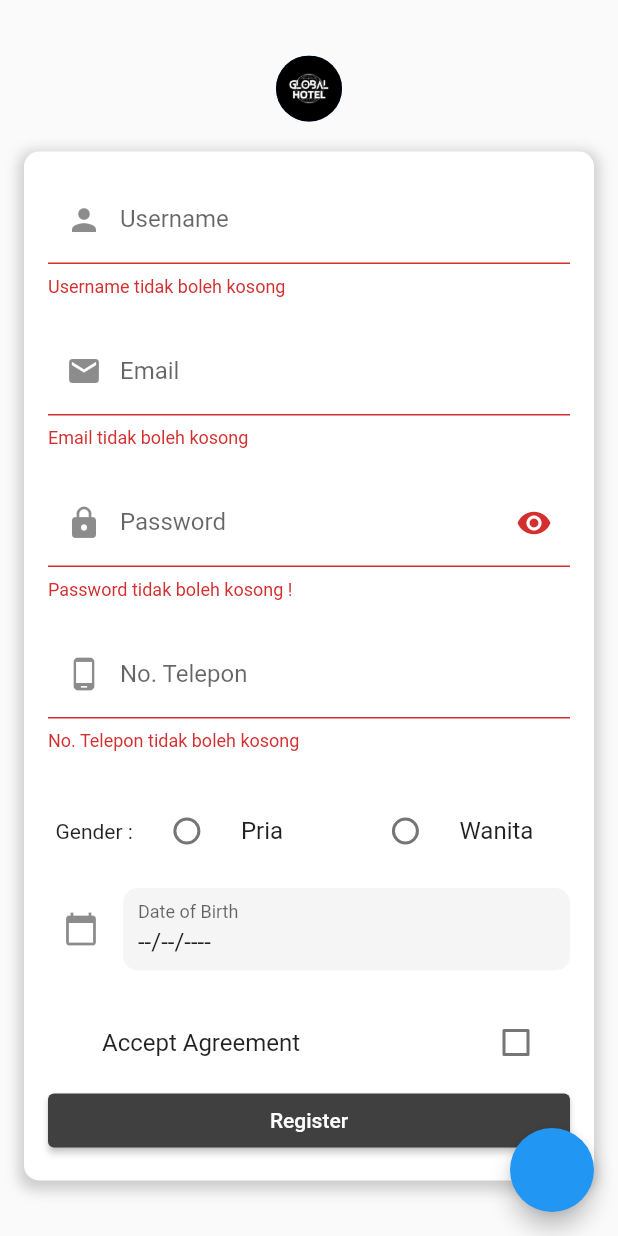
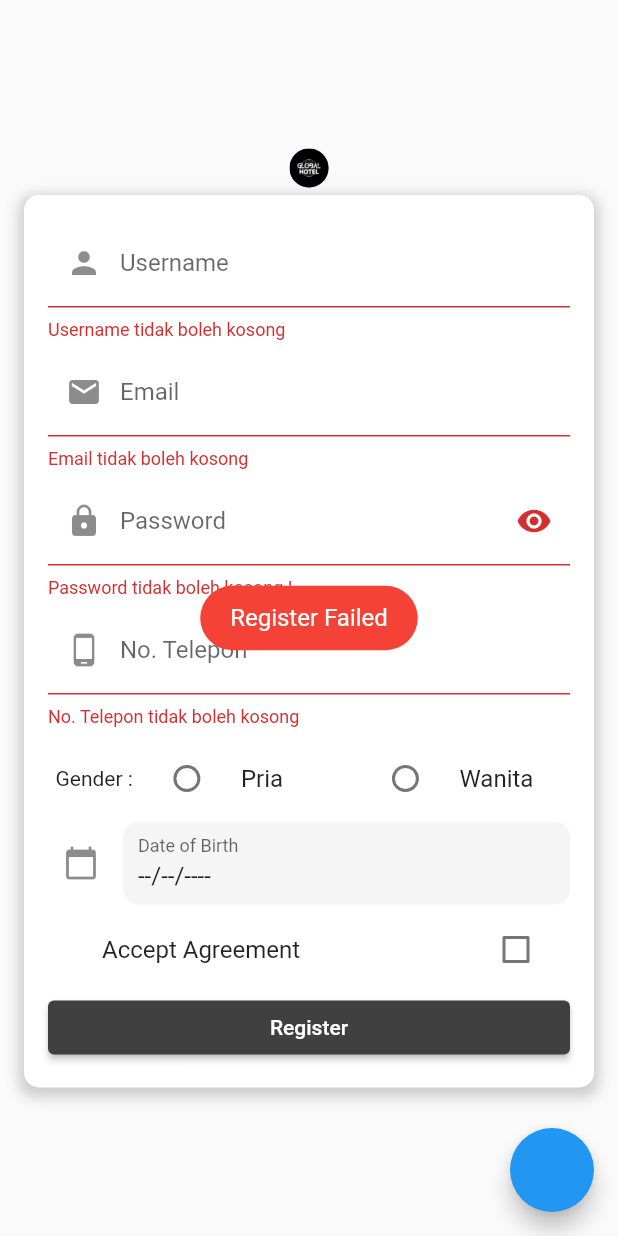
Before and after one commit to elluy-gabriel-p/global_hotel_mobile, a Flutter app: the RegisterView screen opened directly, after a tap on "Register", on a phone screen of 412 x 824 dp. Run offline on Flutter 3.47's test engine with Material 2 defaults, Android fonts, the phone set to English and light mode, and no system bars; our stand-ins replace fluttertoast, shared_preferences; accounts and stored records are empty.

Commit message:
register & login

```diff
--- a/lib/View/login.dart
+++ b/lib/View/login.dart
@@ -1,6 +1,7 @@
 import 'package:flutter/material.dart';
 import 'package:ugdlayout2/View/register.dart';
 import 'package:ugdlayout2/View/home.dart';
+import 'package:fluttertoast/fluttertoast.dart';
 import 'package:ugdlayout2/component/form_component.dart';
 import 'package:ugdlayout2/theme_model.dart';
 import 'package:provider/provider.dart';
@@ -126,7 +127,23 @@ class _LoginViewState extends State<LoginView> {
                                       builder: (_) => const HomeView(),
                                     ),
                                   );
+                                  Fluttertoast.showToast(
+                                      msg: "Login Success",
+                                      toastLength: Toast.LENGTH_SHORT,
+                                      gravity: ToastGravity.CENTER,
+                                      timeInSecForIosWeb: 1,
+                                      backgroundColor: Colors.lightGreenAccent,
+                                      textColor: Colors.white,
+                                      fontSize: 16.0);
                                 } else {
+                                  Fluttertoast.showToast(
+                                      msg: "Login Failed",
+                                      toastLength: Toast.LENGTH_SHORT,
+                                      gravity: ToastGravity.CENTER,
+                                      timeInSecForIosWeb: 1,
+                                      backgroundColor: Colors.red,
+                                      textColor: Colors.white,
+                                      fontSize: 16.0);
                                   showDialog(
                                     context: context,
                                     builder: (_) => AlertDialog(
--- a/lib/View/register.dart
+++ b/lib/View/register.dart
@@ -1,5 +1,6 @@
 import 'package:flutter/material.dart';
 import 'package:flutter/rendering.dart';
+import 'package:fluttertoast/fluttertoast.dart';
 import 'package:intl/intl.dart';
 import 'package:ugdlayout2/component/passForm.dart';
 import 'package:ugdlayout2/view/login.dart';
@@ -86,14 +87,15 @@ class _RegisterViewState extends State<RegisterView> {
                   mainAxisAlignment: MainAxisAlignment.center,
                   children: [
                     CircleAvatar(
-                      radius: 22,
+                      radius: 13,
                       backgroundImage: AssetImage('image/globalHotelLogo.png'),
                     ),
-                    SizedBox(height: 20),
+                    SizedBox(height: 5),
                     Container(
                       padding: EdgeInsets.all(16.0),
                       decoration: BoxDecoration(
-                        color: themeNotifier.isDark ? Colors.black : Colors.white,
+                        color:
+                            themeNotifier.isDark ? Colors.black : Colors.white,
                         borderRadius: BorderRadius.circular(10.0),
                         boxShadow: [
                           BoxShadow(
@@ -125,7 +127,7 @@ class _RegisterViewState extends State<RegisterView> {
                             },
                           ),
 
-                          SizedBox(height: 20),
+                          SizedBox(height: 5),
 
                           TextFormField(
                             controller: emailController,
@@ -144,7 +146,7 @@ class _RegisterViewState extends State<RegisterView> {
                             },
                           ),
 
-                          SizedBox(height: 20),
+                          SizedBox(height: 5),
 
                           TextFormField(
                             controller: passwordController,
@@ -176,10 +178,11 @@ class _RegisterViewState extends State<RegisterView> {
                             },
                           ),
 
-                          SizedBox(height: 20),
+                          SizedBox(height: 5),
 
                           TextFormField(
                             controller: notelpController,
+                            keyboardType: TextInputType.number,
                             decoration: InputDecoration(
                               labelText: "No. Telepon",
                               prefixIcon: Icon(Icons.phone_android),
@@ -188,14 +191,17 @@ class _RegisterViewState extends State<RegisterView> {
                               if (value == null || value.isEmpty) {
                                 return "No. Telepon tidak boleh kosong";
                               }
+                              if (value.length > 20) {
+                                return "Panjang no telepon tidak boleh lebih dari 20";
+                              }
                               return null;
                             },
                           ),
 
-                          SizedBox(height: 20),
+                          SizedBox(height: 5),
                           //select sex
                           Padding(
-                            padding: const EdgeInsets.only(left: 5, top: 5),
+                            padding: const EdgeInsets.only(left: 5, top: 1),
                             child: Row(
                               children: [
                                 Text('Gender :'),
@@ -227,7 +233,7 @@ class _RegisterViewState extends State<RegisterView> {
                             ),
                           ),
                           Padding(
-                            padding: const EdgeInsets.only(left: 10, top: 10),
+                            padding: const EdgeInsets.only(left: 10, top: 1),
                             child: SizedBox(
                               width: 350,
                               child: TextField(
@@ -270,7 +276,7 @@ class _RegisterViewState extends State<RegisterView> {
                           ),
                           //user agreement
                           Padding(
-                            padding: const EdgeInsets.only(left: 20, top: 20),
+                            padding: const EdgeInsets.only(left: 20, top: 2),
                             child: Column(
                               children: [
                                 CheckboxListTile(
@@ -291,13 +297,24 @@ class _RegisterViewState extends State<RegisterView> {
                                   if (agreement == true) {
                                     bool registrationSuccessful = true;
                                     Map<String, dynamic> FormData = {};
-                                    FormData['username'] =  usernameController.text;
-                                    FormData['password'] = passwordController.text;
+                                    FormData['username'] =
+                                        usernameController.text;
+                                    FormData['password'] =
+                                        passwordController.text;
                                     FormData['email'] = emailController.text;
                                     FormData['notelp'] = notelpController.text;
                                     if (registrationSuccessful) {
                                       _showAlertDialog('Success',
                                           'Registrasi berhasil!', FormData);
+                                      Fluttertoast.showToast(
+                                          msg: "Register Success",
+                                          toastLength: Toast.LENGTH_SHORT,
+                                          gravity: ToastGravity.CENTER,
+                                          timeInSecForIosWeb: 1,
+                                          backgroundColor:
+                                              Colors.lightGreenAccent,
+                                          textColor: Colors.white,
+                                          fontSize: 16.0);
                                     }
                                     Navigator.push(
                                         context,
@@ -312,6 +329,15 @@ class _RegisterViewState extends State<RegisterView> {
                                         'Please check the user agreement',
                                         FormData);
                                   }
+                                } else {
+                                  Fluttertoast.showToast(
+                                      msg: "Register Failed",
+                                      toastLength: Toast.LENGTH_SHORT,
+                                      gravity: ToastGravity.CENTER,
+                                      timeInSecForIosWeb: 1,
+                                      backgroundColor: Colors.red,
+                                      textColor: Colors.white,
+                                      fontSize: 16.0);
                                 }
                               },
                               style: ButtonStyle(
--- a/pubspec.yaml
+++ b/pubspec.yaml
@@ -12,6 +12,7 @@ dependencies:
   intl: ^0.17.0
   provider: ^6.0.5
   shared_preferences: ^2.2.1
+  fluttertoast: ^8.2.2
 
 dev_dependencies:
   flutter_test:
```
Also changed, not shown: pubspec.lock.
